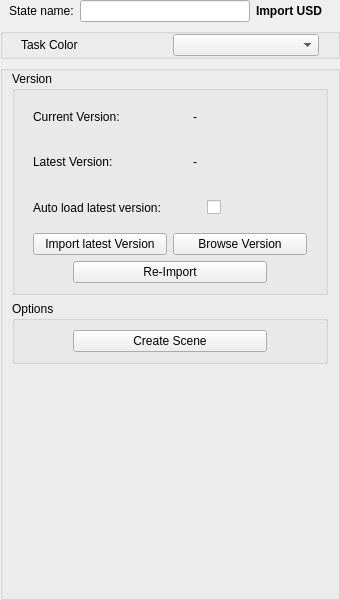
Animatect/Prism2_PluginFusion, file Fusion/Scripts/StateManagerNodes/StateUserInterfaces/fus_USD_Import.ui: the form before one commit.
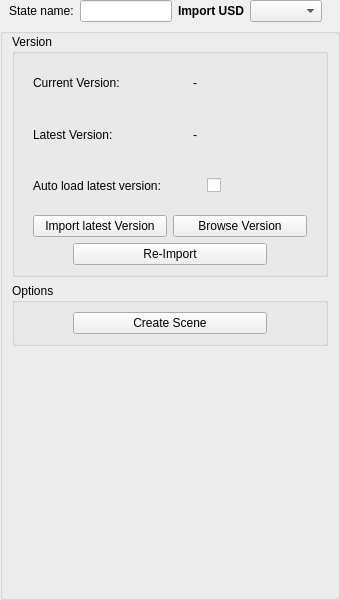
The form after the commit.

Patch:
```diff
--- a/Fusion/Scripts/StateManagerNodes/StateUserInterfaces/fus_USD_Import.ui
+++ b/Fusion/Scripts/StateManagerNodes/StateUserInterfaces/fus_USD_Import.ui
@@ -76,43 +76,6 @@
         </property>
        </widget>
       </item>
-     </layout>
-    </widget>
-   </item>
-   <item>
-    <widget class="QGroupBox" name="gb_taskColor">
-     <property name="enabled">
-      <bool>true</bool>
-     </property>
-     <property name="alignment">
-      <set>Qt::AlignLeading|Qt::AlignLeft|Qt::AlignVCenter</set>
-     </property>
-     <property name="checkable">
-      <bool>false</bool>
-     </property>
-     <property name="checked">
-      <bool>false</bool>
-     </property>
-     <layout class="QHBoxLayout" name="f_taskColor">
-      <property name="leftMargin">
-       <number>18</number>
-      </property>
-      <property name="topMargin">
-       <number>0</number>
-      </property>
-      <property name="rightMargin">
-       <number>18</number>
-      </property>
-      <property name="bottomMargin">
-       <number>0</number>
-      </property>
-      <item>
-       <widget class="QLabel" name="l_taskColor">
-        <property name="text">
-         <string>Task Color</string>
-        </property>
-       </widget>
-      </item>
       <item>
        <widget class="QComboBox" name="cb_taskColor"/>
       </item>
```
Left out of the diff: 34 changed lines with no effect on the pictures.
